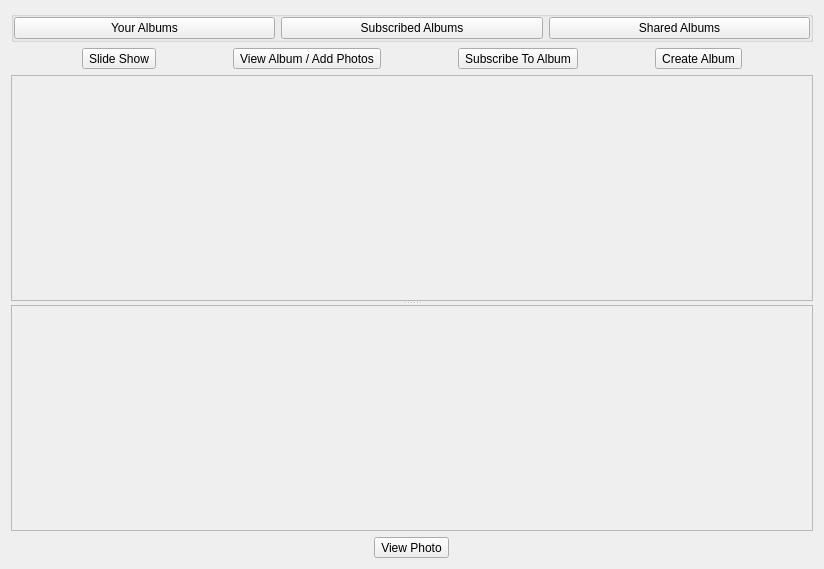
Old version of the form retroshare-gui/src/gui/PhotoShare/PhotoShare.ui in the repository RetroShare/RetroShare.
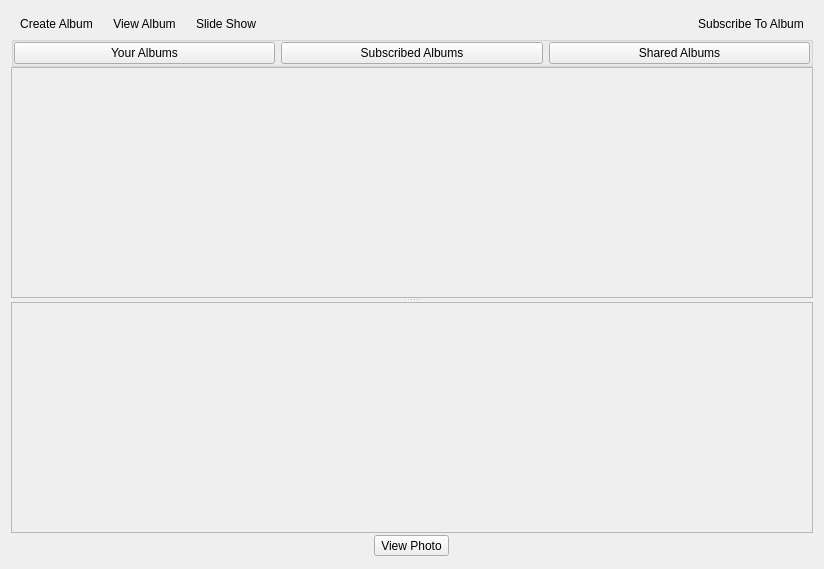
New version of the form. Icons and pictures are not drawn.

Commit message: Added some headerFrame's changed some button order

```diff
--- a/retroshare-gui/src/gui/PhotoShare/PhotoShare.ui
+++ b/retroshare-gui/src/gui/PhotoShare/PhotoShare.ui
@@ -14,8 +14,123 @@
    <string>Form</string>
   </property>
   <layout class="QVBoxLayout" name="verticalLayout">
+   <property name="spacing">
+    <number>0</number>
+   </property>
    <item>
-    <layout class="QVBoxLayout" name="verticalLayout_2">
+    <widget class="QFrame" name="toolBarFrame">
+     <layout class="QHBoxLayout" name="horizontalLayout_5">
+      <property name="margin">
+       <number>2</number>
+      </property>
+      <item>
+       <widget class="QToolButton" name="toolButton_NewAlbum">
+        <property name="text">
+         <string>Create Album</string>
+        </property>
+        <property name="icon">
+         <iconset resource="../images.qrc">
+          <normaloff>:/images/add_image24.png</normaloff>:/images/add_image24.png</iconset>
+        </property>
+        <property name="iconSize">
+         <size>
+          <width>24</width>
+          <height>24</height>
+         </size>
+        </property>
+        <property name="toolButtonStyle">
+         <enum>Qt::ToolButtonTextBesideIcon</enum>
+        </property>
+        <property name="autoRaise">
+         <bool>true</bool>
+        </property>
+       </widget>
+      </item>
+      <item>
+       <widget class="QToolButton" name="toolButton_ViewAlbum">
+        <property name="text">
+         <string>View Album</string>
+        </property>
+        <property name="icon">
+         <iconset resource="../images.qrc">
+          <normaloff>:/images/lphoto.png</normaloff>:/images/lphoto.png</iconset>
+        </property>
+        <property name="iconSize">
+         <size>
+          <width>24</width>
+          <height>24</height>
+         </size>
+        </property>
+        <property name="toolButtonStyle">
+         <enum>Qt::ToolButtonTextBesideIcon</enum>
+        </property>
+        <property name="autoRaise">
+         <bool>true</bool>
+        </property>
+       </widget>
+      </item>
+      <item>
+       <widget class="QToolButton" name="toolButton_SlideShow">
+        <property name="text">
+         <string>Slide Show</string>
+        </property>
+        <property name="icon">
+         <iconset resource="Photo_images.qrc">
+          <normaloff>:/images/kuickshow.png</normaloff>:/images/kuickshow.png</iconset>
+        </property>
+        <property name="iconSize">
+         <size>
+          <width>24</width>
+          <height>24</height>
+         </size>
+        </property>
+        <property name="toolButtonStyle">
+         <enum>Qt::ToolButtonTextBesideIcon</enum>
+        </property>
+        <property name="autoRaise">
+         <bool>true</bool>
+        </property>
+       </widget>
+      </item>
+      <item>
+       <spacer name="horizontalSpacer_3">
+        <property name="orientation">
+         <enum>Qt::Horizontal</enum>
+        </property>
+        <property name="sizeHint" stdset="0">
+         <size>
+          <width>40</width>
+          <height>20</height>
+         </size>
+        </property>
+       </spacer>
+      </item>
+      <item>
+       <widget class="QToolButton" name="toolButton_subscribe">
+        <property name="text">
+         <string>Subscribe To Album</string>
+        </property>
+        <property name="icon">
+         <iconset resource="../images.qrc">
+          <normaloff>:/images/konqsidebar_news24.png</normaloff>:/images/konqsidebar_news24.png</iconset>
+        </property>
+        <property name="iconSize">
+         <size>
+          <width>24</width>
+          <height>24</height>
+         </size>
+        </property>
+        <property name="toolButtonStyle">
+         <enum>Qt::ToolButtonTextBesideIcon</enum>
+        </property>
+        <property name="autoRaise">
+         <bool>true</bool>
+        </property>
+       </widget>
+      </item>
+     </layout>
+    </widget>
+   </item>
      <item>
       <widget class="QGroupBox" name="sortGroup">
        <property name="checkable">
@@ -73,40 +188,6 @@
        </layout>
       </widget>
      </item>
-    </layout>
-   </item>
-   <item>
-    <layout class="QHBoxLayout" name="horizontalLayout_5">
-     <item>
-      <widget class="QToolButton" name="toolButton_SlideShow">
-       <property name="text">
-        <string>Slide Show</string>
-       </property>
-      </widget>
-     </item>
-     <item>
-      <widget class="QToolButton" name="toolButton_ViewAlbum">
-       <property name="text">
-        <string>View Album / Add Photos</string>
-       </property>
-      </widget>
-     </item>
-     <item>
-      <widget class="QToolButton" name="toolButton_subscribe">
-       <property name="text">
-        <string>Subscribe To Album</string>
-       </property>
-      </widget>
-     </item>
-     <item>
-      <widget class="QToolButton" name="toolButton_NewAlbum">
-       <property name="text">
-        <string>Create Album</string>
-       </property>
-      </widget>
-     </item>
-    </layout>
-   </item>
    <item>
     <widget class="QSplitter" name="splitter">
      <property name="orientation">
@@ -125,7 +206,7 @@
          <x>0</x>
          <y>0</y>
          <width>804</width>
-         <height>228</height>
+         <height>230</height>
         </rect>
        </property>
        <property name="styleSheet">
@@ -168,7 +249,7 @@
          <x>0</x>
          <y>0</y>
          <width>804</width>
-         <height>227</height>
+         <height>230</height>
         </rect>
        </property>
        <property name="styleSheet">
@@ -195,6 +276,12 @@
    </item>
    <item>
     <layout class="QHBoxLayout" name="horizontalLayout_6">
+     <property name="topMargin">
+      <number>2</number>
+     </property>
+     <property name="bottomMargin">
+      <number>2</number>
+     </property>
      <item>
       <widget class="QToolButton" name="toolButton_ViewPhoto">
        <property name="text">
```
Left out of the diff: 5 changed lines with no effect on the pictures. Lines whose indentation alone changed are shown as unchanged. The commit also changes 6 other files.
